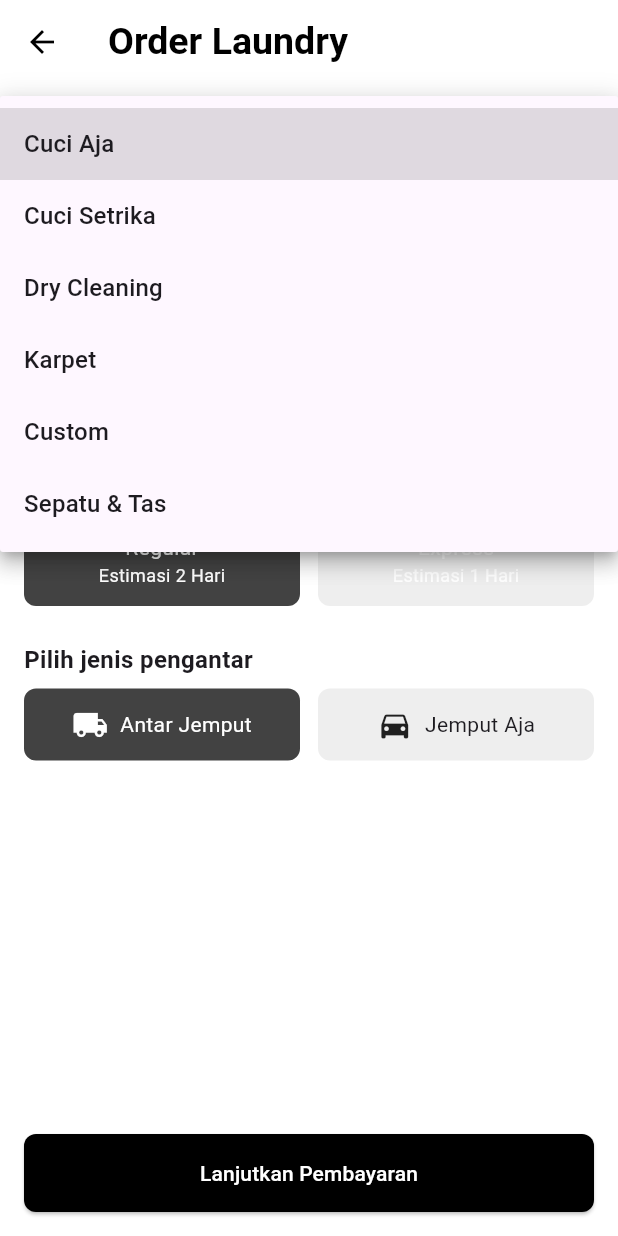
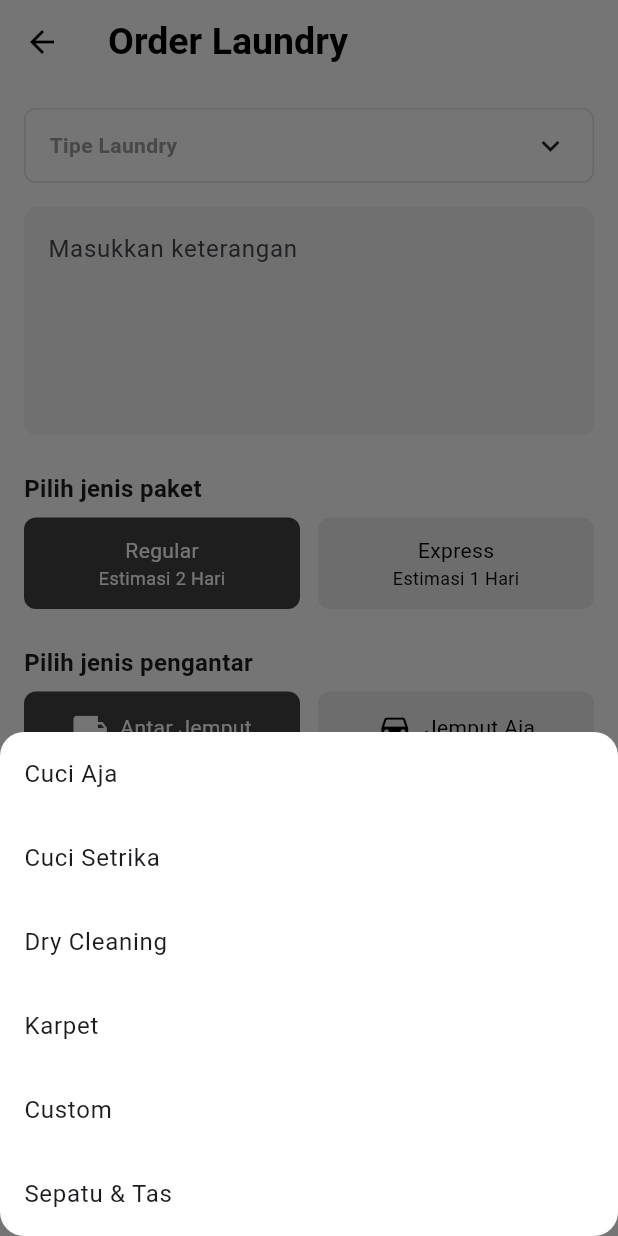
Before and after one commit to NoMaoZee/devmobilev2, a Flutter app: the OrderMenuView screen opened by its route, after a tap on "Tipe Laundry", on a phone screen of 412 x 824 dp. Run offline on Flutter 3.47's test engine with Material 3 defaults, Android fonts, the light colour scheme and no system bars; our stand-ins replace cloud_firestore, firebase_auth, firebase_core, get, google_sign_in, logger; accounts and stored records are empty.

Commit message:
Update ordermenu

```diff
--- a/lib/app/modules/order_menu/controllers/order_menu_controller.dart
+++ b/lib/app/modules/order_menu/controllers/order_menu_controller.dart
@@ -36,15 +36,26 @@ class OrderMenuController extends GetxController {
     return selectedLaundryType.value.isNotEmpty && notes.value.isNotEmpty;
   }
 
-  // Calculate price based on selected package and laundry type
+  // Calculate price based on selected package, laundry type, and delivery option
   int calculatePrice() {
+    int basePrice = 0;
+
+    // Determine base price based on laundry type and package
     if (selectedLaundryType.value == 'Cuci Aja') {
-      return selectedPackage.value == 'Express' ? 60000 : 40000;
+      basePrice = selectedPackage.value == 'Express' ? 20000 : 10000;
     } else if (selectedLaundryType.value == 'Cuci Setrika') {
-      return selectedPackage.value == 'Express' ? 80000 : 50000;
+      basePrice = selectedPackage.value == 'Express' ? 30000 : 20000;
+    } else if (selectedLaundryType.value == 'Dry Cleaning') {
+      basePrice = selectedPackage.value == 'Express' ? 15000 : 10000;
+    } else if (selectedLaundryType.value == 'Karpet') {
+      basePrice = selectedPackage.value == 'Express' ? 40000 : 25000;
+    } else if (selectedLaundryType.value == 'Sepatu & Tas') {
+      basePrice = selectedPackage.value == 'Express' ? 35000 : 25000;
     }
-    // Tambahkan aturan harga lainnya jika diperlukan
-    return 0; // Default jika tipe tidak dikenali
+    // Add additional delivery cost based on delivery option
+    int deliveryCost = selectedDelivery.value == 'Antar Jemput' ? 10000 : 5000;
+
+    return basePrice + deliveryCost;
   }
 
   // Save order data to Firestore
--- a/lib/app/modules/order_menu/views/order_menu_view.dart
+++ b/lib/app/modules/order_menu/views/order_menu_view.dart
@@ -29,34 +29,38 @@ class OrderMenuView extends GetView<OrderMenuController> {
         child: Column(
           crossAxisAlignment: CrossAxisAlignment.start,
           children: [
-            // Dropdown for Laundry Type
-            Container(
-              decoration: BoxDecoration(
-                color: Colors.grey[100],
-                borderRadius: BorderRadius.circular(8),
-              ),
-              child: DropdownButtonHideUnderline(
-                child: DropdownButton<String>(
-                  isExpanded: true,
-                  value: controller.selectedLaundryType.value.isEmpty
-                      ? null
-                      : controller.selectedLaundryType.value,
-                  hint: const Padding(
-                    padding: EdgeInsets.symmetric(horizontal: 16),
-                    child: Text('Tipe Laundry'),
+            // Custom Animated Dropdown for Laundry Type
+            GestureDetector(
+              onTap: () {
+                // Trigger dropdown menu opening
+                showLaundryTypeDropdown(context);
+              },
+              child: Obx(
+                () => Container(
+                  padding:
+                      const EdgeInsets.symmetric(horizontal: 16, vertical: 12),
+                  decoration: BoxDecoration(
+                    color: Colors.white,
+                    borderRadius: BorderRadius.circular(8),
+                    border: Border.all(color: Colors.grey.shade300),
                   ),
-                  items: controller.laundryTypes
-                      .map(
-                        (type) => DropdownMenuItem(
-                          value: type,
-                          child: Text(type),
+                  child: Row(
+                    mainAxisAlignment: MainAxisAlignment.spaceBetween,
+                    children: [
+                      Text(
+                        controller.selectedLaundryType.value.isEmpty
+                            ? 'Tipe Laundry'
+                            : controller.selectedLaundryType.value,
+                        style: TextStyle(
+                          color: controller.selectedLaundryType.value.isEmpty
+                              ? Colors.grey
+                              : Colors.black,
+                          fontWeight: FontWeight.w600,
                         ),
-                      )
-                      .toList(),
-                  onChanged: (value) {
-                    controller.setLaundryType(value!);
-                  },
-                  icon: const Icon(Icons.keyboard_arrow_down),
+                      ),
+                      const Icon(Icons.keyboard_arrow_down),
+                    ],
+                  ),
                 ),
               ),
             ),
@@ -80,7 +84,7 @@ class OrderMenuView extends GetView<OrderMenuController> {
             ),
             const SizedBox(height: 24),
 
-            // Package Selection
+            // Package Selection with Animation
             const Text(
               'Pilih jenis paket',
               style: TextStyle(fontSize: 16, fontWeight: FontWeight.bold),
@@ -94,7 +98,9 @@ class OrderMenuView extends GetView<OrderMenuController> {
                       controller.setPackage('Regular');
                     },
                     child: Obx(
-                      () => Container(
+                      () => AnimatedContainer(
+                        duration: const Duration(milliseconds: 300),
+                        curve: Curves.easeInOut,
                         padding: const EdgeInsets.all(12),
                         decoration: BoxDecoration(
                           color: controller.selectedPackage.value == 'Regular'
@@ -103,15 +109,25 @@ class OrderMenuView extends GetView<OrderMenuController> {
                           borderRadius: BorderRadius.circular(8),
                         ),
                         child: Column(
-                          children: const [
+                          children: [
                             Text(
                               'Regular',
-                              style: TextStyle(color: Colors.white),
+                              style: TextStyle(
+                                color: controller.selectedPackage.value ==
+                                        'Regular'
+                                    ? Colors.white
+                                    : Colors.black,
+                              ),
                             ),
                             Text(
                               'Estimasi 2 Hari',
-                              style:
-                                  TextStyle(color: Colors.white, fontSize: 12),
+                              style: TextStyle(
+                                color: controller.selectedPackage.value ==
+                                        'Regular'
+                                    ? Colors.white
+                                    : Colors.black,
+                                fontSize: 12,
+                              ),
                             ),
                           ],
                         ),
@@ -126,7 +142,9 @@ class OrderMenuView extends GetView<OrderMenuController> {
                       controller.setPackage('Express');
                     },
                     child: Obx(
-                      () => Container(
+                      () => AnimatedContainer(
+                        duration: const Duration(milliseconds: 300),
+                        curve: Curves.easeInOut,
                         padding: const EdgeInsets.all(12),
                         decoration: BoxDecoration(
                           color: controller.selectedPackage.value == 'Express'
@@ -135,15 +153,25 @@ class OrderMenuView extends GetView<OrderMenuController> {
                           borderRadius: BorderRadius.circular(8),
                         ),
                         child: Column(
-                          children: const [
+                          children: [
                             Text(
                               'Express',
-                              style: TextStyle(color: Colors.white),
+                              style: TextStyle(
+                                color: controller.selectedPackage.value ==
+                                        'Express'
+                                    ? Colors.white
+                                    : Colors.black,
+                              ),
                             ),
                             Text(
                               'Estimasi 1 Hari',
-                              style:
-                                  TextStyle(color: Colors.white, fontSize: 12),
+                              style: TextStyle(
+                                color: controller.selectedPackage.value ==
+                                        'Express'
+                                    ? Colors.white
+                                    : Colors.black,
+                                fontSize: 12,
+                              ),
                             ),
                           ],
                         ),
@@ -155,7 +183,7 @@ class OrderMenuView extends GetView<OrderMenuController> {
             ),
             const SizedBox(height: 24),
 
-            // Delivery Type Selection
+            // Delivery Type Selection with Animation
             const Text(
               'Pilih jenis pengantar',
               style: TextStyle(fontSize: 16, fontWeight: FontWeight.bold),
@@ -169,7 +197,9 @@ class OrderMenuView extends GetView<OrderMenuController> {
                       controller.setDelivery('Antar Jemput');
                     },
                     child: Obx(
-                      () => Container(
+                      () => AnimatedContainer(
+                        duration: const Duration(milliseconds: 300),
+                        curve: Curves.easeInOut,
                         padding: const EdgeInsets.all(12),
                         decoration: BoxDecoration(
                           color: controller.selectedDelivery.value ==
@@ -178,14 +208,25 @@ class OrderMenuView extends GetView<OrderMenuController> {
                               : Colors.grey[200],
                           borderRadius: BorderRadius.circular(8),
                         ),
-                        child: const Row(
+                        child: Row(
                           mainAxisAlignment: MainAxisAlignment.center,
                           children: [
-                            Icon(Icons.local_shipping, color: Colors.white),
-                            SizedBox(width: 8),
+                            Icon(
+                              Icons.local_shipping,
+                              color: controller.selectedDelivery.value ==
+                                      'Antar Jemput'
+                                  ? Colors.white
+                                  : Colors.black,
+                            ),
+                            const SizedBox(width: 8),
                             Text(
                               'Antar Jemput',
-                              style: TextStyle(color: Colors.white),
+                              style: TextStyle(
+                                color: controller.selectedDelivery.value ==
+                                        'Antar Jemput'
+                                    ? Colors.white
+                                    : Colors.black,
+                              ),
                             ),
                           ],
                         ),
@@ -200,7 +241,9 @@ class OrderMenuView extends GetView<OrderMenuController> {
                       controller.setDelivery('Jemput Aja');
                     },
                     child: Obx(
-                      () => Container(
+                      () => AnimatedContainer(
+                        duration: const Duration(milliseconds: 300),
+                        curve: Curves.easeInOut,
                         padding: const EdgeInsets.all(12),
                         decoration: BoxDecoration(
                           color:
@@ -209,12 +252,26 @@ class OrderMenuView extends GetView<OrderMenuController> {
                                   : Colors.grey[200],
                           borderRadius: BorderRadius.circular(8),
                         ),
-                        child: const Row(
+                        child: Row(
                           mainAxisAlignment: MainAxisAlignment.center,
                           children: [
-                            Icon(Icons.directions_car),
-                            SizedBox(width: 8),
-                            Text('Jemput Aja'),
+                            Icon(
+                              Icons.directions_car,
+                              color: controller.selectedDelivery.value ==
+                                      'Jemput Aja'
+                                  ? Colors.white
+                                  : Colors.black,
+                            ),
+                            const SizedBox(width: 8),
+                            Text(
+                              'Jemput Aja',
+                              style: TextStyle(
+                                color: controller.selectedDelivery.value ==
+                                        'Jemput Aja'
+                                    ? Colors.white
+                                    : Colors.black,
+                              ),
+                            ),
                           ],
                         ),
                       ),
@@ -255,4 +312,32 @@ class OrderMenuView extends GetView<OrderMenuController> {
       ),
     );
   }
+
+  // Show Custom Laundry Type Dropdown
+  void showLaundryTypeDropdown(BuildContext context) {
+    showModalBottomSheet(
+      context: context,
+      backgroundColor: Colors.transparent,
+      builder: (BuildContext context) {
+        return Container(
+          decoration: BoxDecoration(
+            color: Colors.white,
+            borderRadius: BorderRadius.circular(16),
+          ),
+          child: ListView(
+            shrinkWrap: true,
+            children: controller.laundryTypes.map((type) {
+              return ListTile(
+                title: Text(type),
+                onTap: () {
+                  controller.setLaundryType(type);
+                  Navigator.pop(context); // Close the dropdown
+                },
+              );
+            }).toList(),
+          ),
+        );
+      },
+    );
+  }
 }
```
